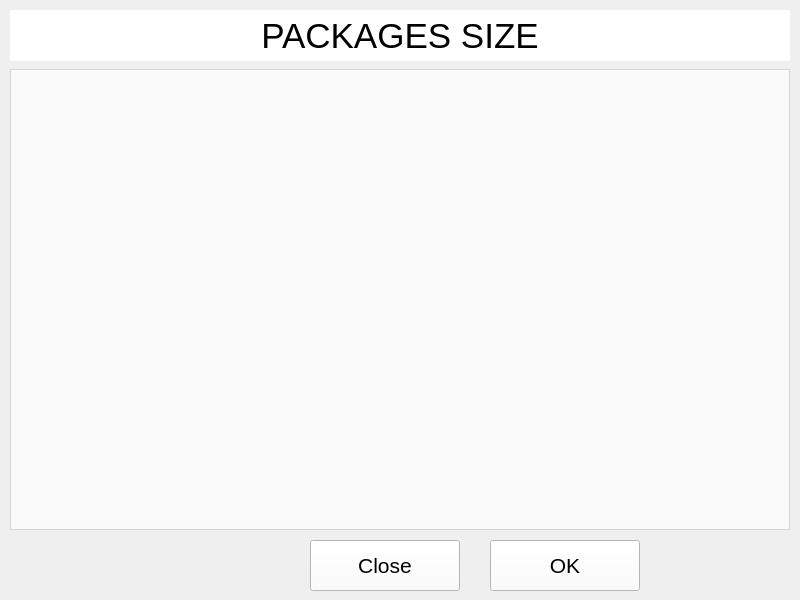
alfa-sw/alfa_cr6, file src/alfa_CR6_frontend/ui/package_sizes_dialog.ui: the form before one commit.
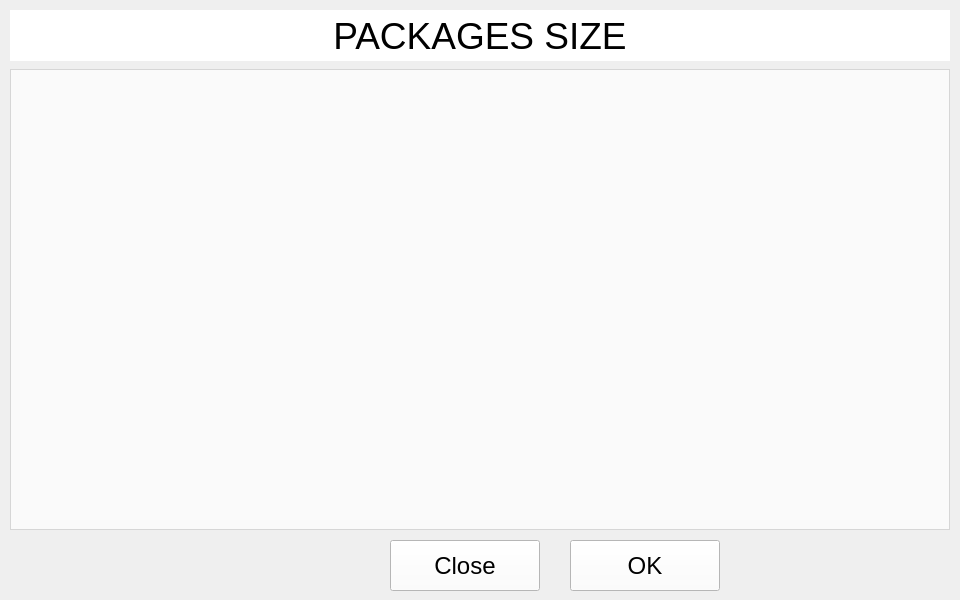
The form after the commit.

Commit message: feat(package): improve label printing dialog

```diff
--- a/src/alfa_CR6_frontend/ui/package_sizes_dialog.ui
+++ b/src/alfa_CR6_frontend/ui/package_sizes_dialog.ui
@@ -6,7 +6,7 @@
    <rect>
     <x>0</x>
     <y>0</y>
-    <width>800</width>
+    <width>960</width>
     <height>600</height>
    </rect>
   </property>
@@ -28,7 +28,7 @@
    </property>
    <property name="geometry">
     <rect>
-     <x>310</x>
+     <x>390</x>
      <y>540</y>
      <width>150</width>
      <height>51</height>
@@ -36,7 +36,7 @@
    </property>
    <property name="font">
     <font>
-     <pointsize>16</pointsize>
+     <pointsize>18</pointsize>
     </font>
    </property>
    <property name="autoFillBackground">
@@ -61,7 +61,7 @@
   <widget class="QPushButton" name="ok_button">
    <property name="geometry">
     <rect>
-     <x>490</x>
+     <x>570</x>
      <y>540</y>
      <width>150</width>
      <height>51</height>
@@ -69,7 +69,7 @@
    </property>
    <property name="font">
     <font>
-     <pointsize>16</pointsize>
+     <pointsize>18</pointsize>
     </font>
    </property>
    <property name="autoFillBackground">
@@ -96,7 +96,7 @@
     <rect>
      <x>10</x>
      <y>69</y>
-     <width>780</width>
+     <width>940</width>
      <height>461</height>
     </rect>
    </property>
@@ -151,13 +151,13 @@
     <rect>
      <x>10</x>
      <y>10</y>
-     <width>780</width>
+     <width>940</width>
      <height>51</height>
     </rect>
    </property>
    <property name="font">
     <font>
-     <pointsize>26</pointsize>
+     <pointsize>28</pointsize>
     </font>
    </property>
    <property name="styleSheet">
```
The commit also changes 2 other files.
